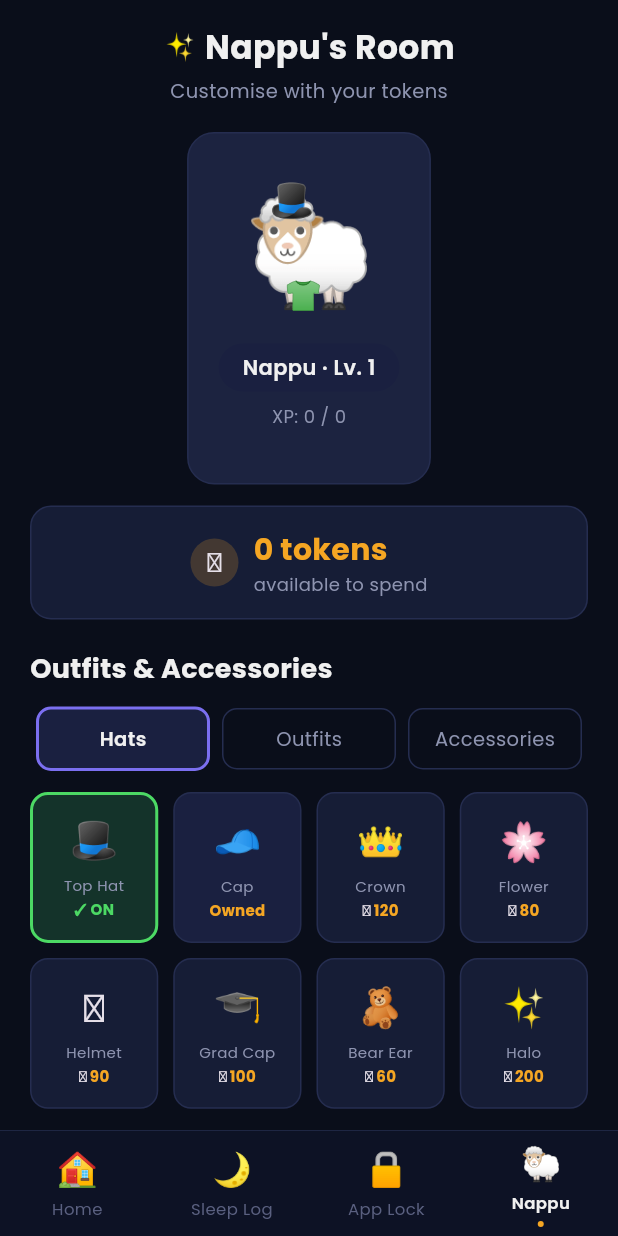
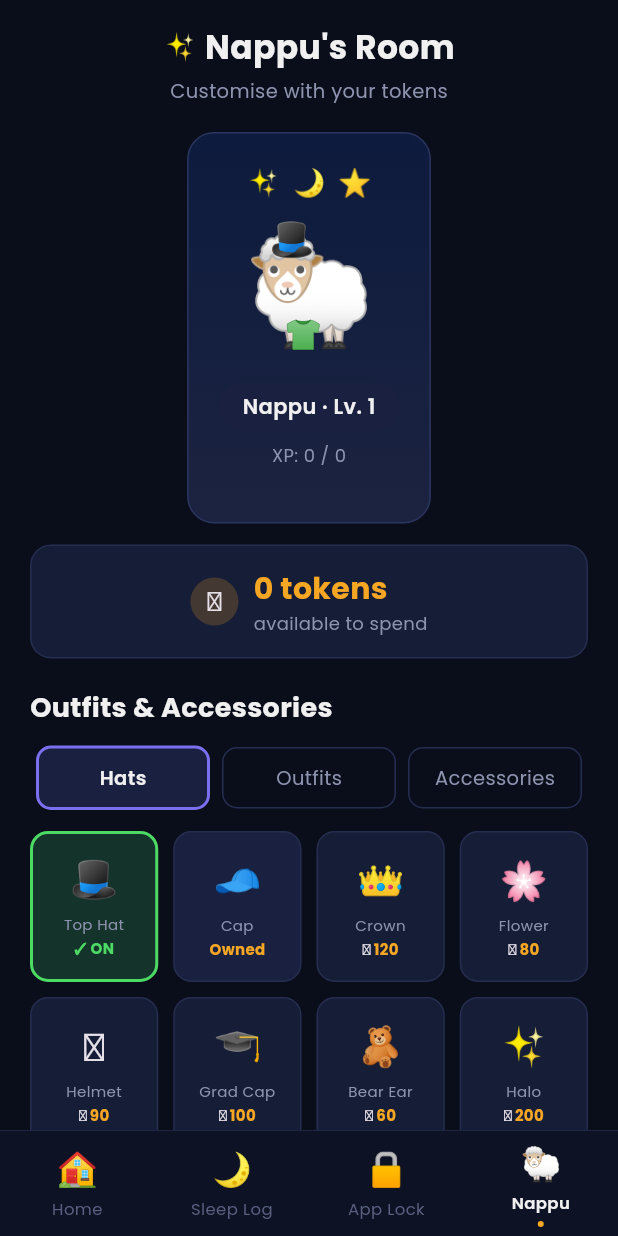
Before and after one commit to HiiYL/Nappu, a Flutter app: the screen it shows once a user with an empty profile is signed in, item 4 of the bottom bar chosen, on a phone screen of 412 x 824 dp. Run offline on Flutter 3.47's test engine with Material 3 defaults, Android fonts, the phone set to English and light mode, and no system bars; our stand-ins replace fl_chart, google_fonts, supabase_flutter; accounts and stored records are empty; network calls fail.

Commit message:
add theme support, fix make command

```diff
--- a/nappu_app/lib/main.dart
+++ b/nappu_app/lib/main.dart
@@ -1,3 +1,4 @@
+import 'dart:async';
 import 'package:flutter/material.dart';
 import 'package:flutter/services.dart';
 import 'package:provider/provider.dart';
@@ -54,20 +55,24 @@ class AuthGate extends StatefulWidget {
 }
 
 class _AuthGateState extends State<AuthGate> {
+  late final StreamSubscription<AuthState> _authSub;
+
   @override
   void initState() {
     super.initState();
-    // Listen for auth state changes
-    Supabase.instance.client.auth.onAuthStateChange.listen((data) {
+    _authSub = Supabase.instance.client.auth.onAuthStateChange.listen((data) {
       if (mounted) setState(() {});
     });
   }
 
+  @override
+  void dispose() {
+    _authSub.cancel();
+    super.dispose();
+  }
+
   void _onAuthSuccess() {
     setState(() {});
-    // Load data after auth
-    final appState = Provider.of<AppState>(context, listen: false);
-    appState.loadAll();
   }
 
   @override
--- a/nappu_app/lib/models/app_state.dart
+++ b/nappu_app/lib/models/app_state.dart
@@ -242,6 +242,11 @@ class AppState extends ChangeNotifier {
   String get equippedAccessoryEmoji {
     final e = accessories.where((a) => a.equipped).firstOrNull;
     return e?.emoji ?? '';
+  }
+
+  String get selectedThemeName {
+    final t = roomThemes.where((t) => t['selected'] == true).firstOrNull;
+    return (t?['name'] as String?) ?? 'Night Sky';
   }
 
   String get lockDurationText {
--- a/nappu_app/lib/screens/nappu_screen.dart
+++ b/nappu_app/lib/screens/nappu_screen.dart
@@ -89,17 +89,47 @@ class _NappuScreenState extends State<NappuScreen> {
     );
   }
 
+  // Theme visual configs
+  static const _themeVisuals = {
+    'Night Sky': {
+      'gradient': [Color(0xFF0d1b3e), Color(0xFF1c2340)],
+      'scenery': '✨🌙⭐',
+      'border': Color(0xFF2a3560),
+    },
+    'Sakura': {
+      'gradient': [Color(0xFF2d1a2e), Color(0xFF3a1f3d)],
+      'scenery': '🌸🌺🌷',
+      'border': Color(0xFF5a3060),
+    },
+    'Mountain': {
+      'gradient': [Color(0xFF1a2a1a), Color(0xFF243524)],
+      'scenery': '⛰️🌲🌿',
+      'border': Color(0xFF3a5040),
+    },
+  };
+
   Widget _buildPetDisplay(AppState state) {
     final progress = state.nappuXp / state.nappuMaxXp;
+    final theme = _themeVisuals[state.selectedThemeName] ?? _themeVisuals['Night Sky']!;
+    final gradientColors = theme['gradient'] as List<Color>;
+    final scenery = theme['scenery'] as String;
+    final borderColor = theme['border'] as Color;
+
     return Container(
       padding: const EdgeInsets.all(20),
       decoration: BoxDecoration(
-        color: const Color(0xFF1c2340),
+        gradient: LinearGradient(
+          begin: Alignment.topCenter,
+          end: Alignment.bottomCenter,
+          colors: gradientColors,
+        ),
         borderRadius: BorderRadius.circular(18),
-        border: Border.all(color: AppColors.cardBorder, width: 1),
+        border: Border.all(color: borderColor, width: 1),
       ),
       child: Column(
         children: [
+          // Scenery row
+          Text(scenery, style: const TextStyle(fontSize: 18, letterSpacing: 8)),
           const SizedBox(height: 8),
           Stack(
             alignment: Alignment.center,
```
Also changed, not shown: nappu_app/lib/screens/sleep_log_screen.dart (+34 -16 lines), 1 other file.
